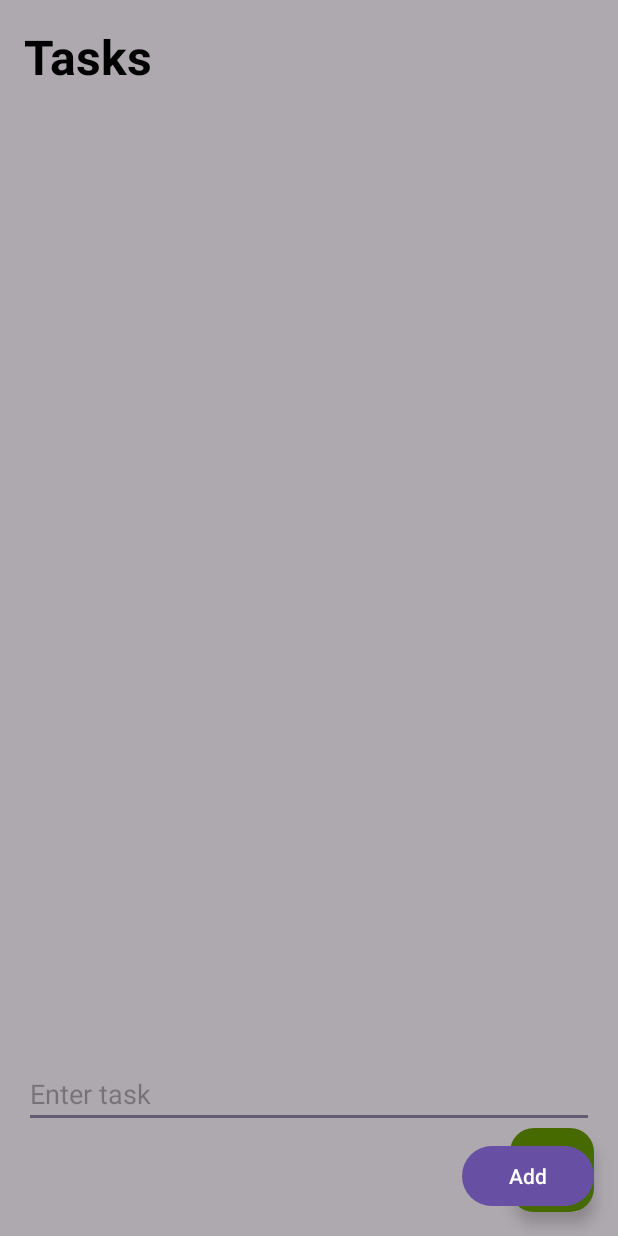
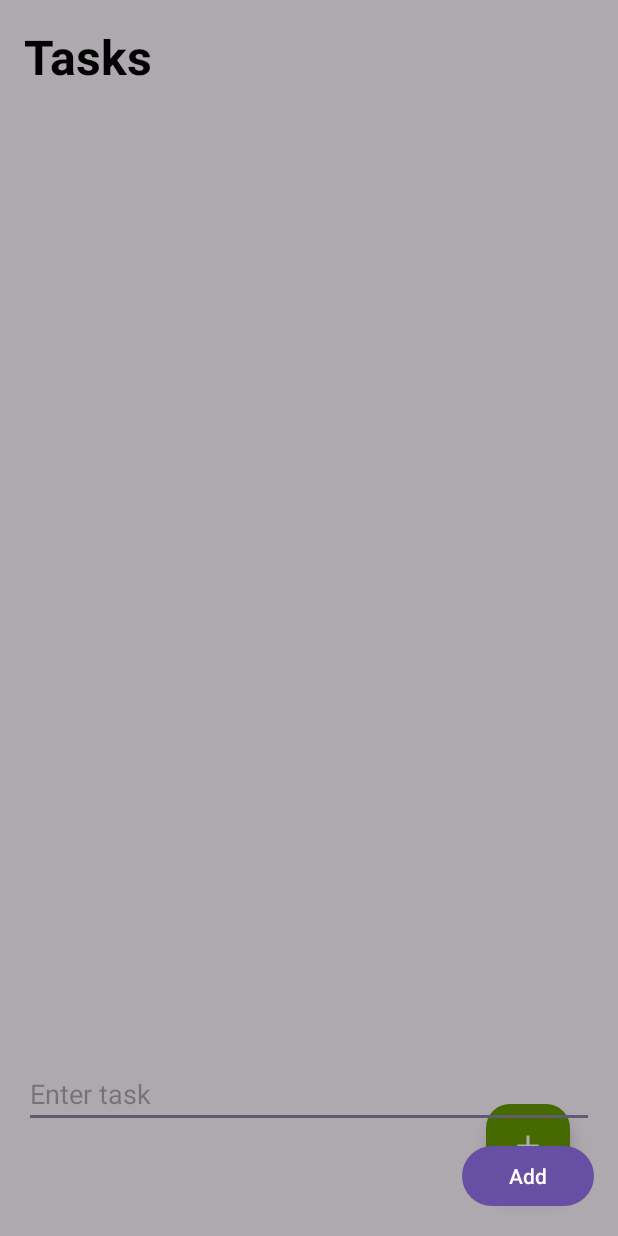
Before and after one commit to Omar7001-B/todo-abbas, an Android app: the screen it shows after launch (MainActivity), after a tap on an icon or button, on a phone screen of 412 x 824 dp. Run offline under Robolectric (Android 15) with nearby library versions, the phone set to English and light mode, and no system bars.

Commit message:
💄 style: increase button margin for better visibility
- Changed button margin from 16dp to 32dp to enhance visibility.

```diff
--- a/app/src/main/res/layout/activity_main.xml
+++ b/app/src/main/res/layout/activity_main.xml
@@ -33,7 +33,7 @@
         android:layout_height="wrap_content"
         android:layout_alignParentEnd="true"
         android:layout_alignParentBottom="true"
-        android:layout_margin="16dp"
+        android:layout_margin="32dp"
         android:backgroundTint="@android:color/holo_green_dark"
         android:src="@drawable/baseline_add"
         app:tint="@android:color/white"
```
